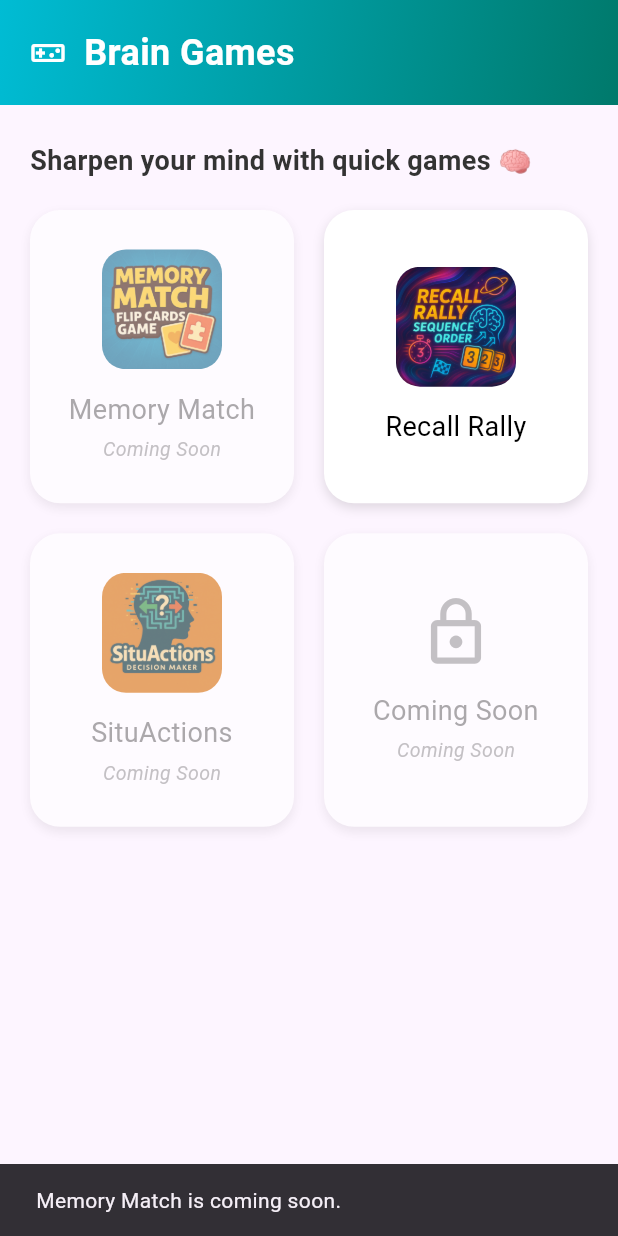
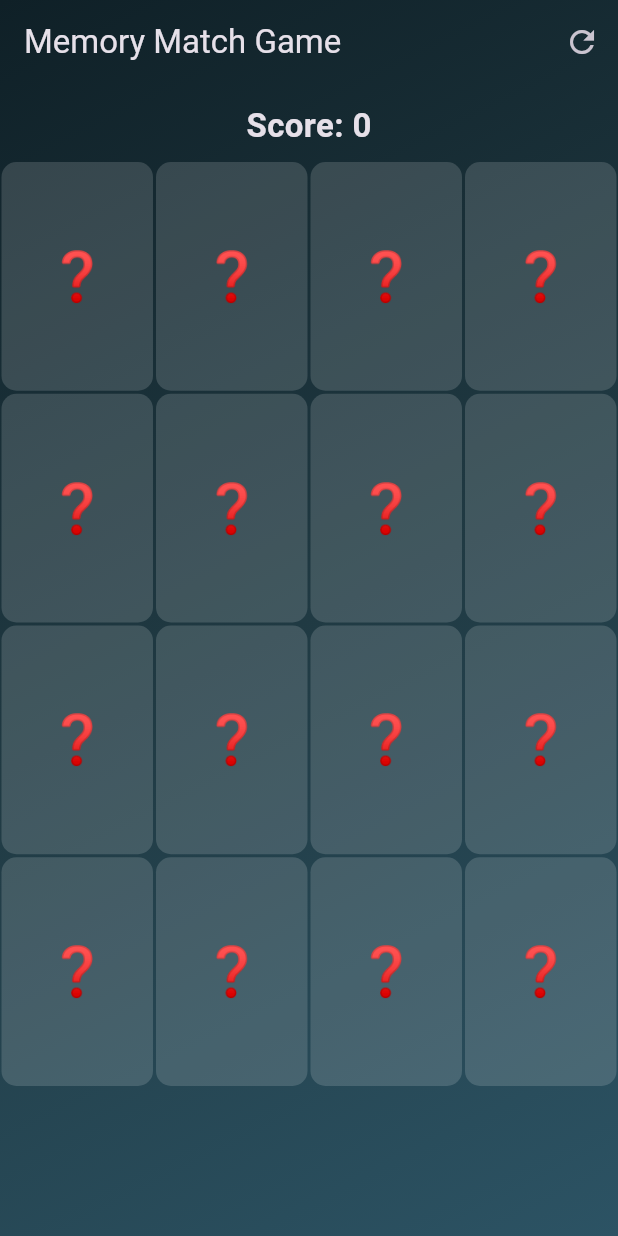
Before and after one commit to SathaSivamRS/Cerebrocare, a Flutter app: the GamesPage screen opened directly, after a tap on "Memory Match", on a phone screen of 412 x 824 dp. Run offline on Flutter 3.47's test engine with Material 3 defaults, Android fonts, the light colour scheme and no system bars; our stand-ins replace battery_plus, cloud_firestore, device_info_plus, firebase_auth, firebase_core, flutter_map and 9 more; accounts and stored records are empty; generated files the repository leaves out were written again.

Commit message:
Add Memory Match and Recall Rally games with navigation and UI integration in GamesPage

```diff
--- /dev/null
+++ b/lib/games/memory_match_game.dart
@@ -0,0 +1,203 @@
+import 'package:flutter/material.dart';
+import 'dart:math';
+
+void main() => runApp(const MemoryMatchGame());
+
+class MemoryMatchGame extends StatelessWidget {
+  const MemoryMatchGame({super.key});
+
+  @override
+  Widget build(BuildContext context) {
+    return MaterialApp(
+      title: 'Memory Match Game',
+      debugShowCheckedModeBanner: false,
+      theme: ThemeData.dark().copyWith(
+        scaffoldBackgroundColor: Colors.transparent,
+      ),
+      home: const GameScreen(),
+    );
+  }
+}
+
+class GameCard {
+  final String emoji;
+  bool isFlipped;
+  bool isMatched;
+
+  GameCard({
+    required this.emoji,
+    this.isFlipped = false,
+    this.isMatched = false,
+  });
+}
+
+class GameScreen extends StatefulWidget {
+  const GameScreen({super.key});
+
+  @override
+  State<GameScreen> createState() => _GameScreenState();
+}
+
+class _GameScreenState extends State<GameScreen> {
+  final List<String> emojis = ['🧠', '🚀', '🎯', '🔥', '🎮', '👾', '🌟', '💎'];
+  late List<GameCard> cards;
+  GameCard? firstCard;
+  GameCard? secondCard;
+  int score = 0;
+  bool boardLocked = false;
+
+  @override
+  void initState() {
+    super.initState();
+    startGame();
+  }
+
+  void startGame() {
+    final gameEmojis = [...emojis, ...emojis]..shuffle(Random());
+    cards = gameEmojis.map((e) => GameCard(emoji: e)).toList();
+    firstCard = null;
+    secondCard = null;
+    score = 0;
+    boardLocked = false;
+    setState(() {});
+  }
+
+  void flipCard(int index) {
+    if (boardLocked || cards[index].isFlipped || cards[index].isMatched) return;
+
+    setState(() {
+      cards[index].isFlipped = true;
+    });
+
+    if (firstCard == null) {
+      firstCard = cards[index];
+    } else {
+      secondCard = cards[index];
+      boardLocked = true;
+
+      Future.delayed(const Duration(milliseconds: 700), () {
+        setState(() {
+          if (firstCard!.emoji == secondCard!.emoji) {
+            firstCard!.isMatched = true;
+            secondCard!.isMatched = true;
+            score++;
+
+            if (cards.every((c) => c.isMatched)) {
+              showDialog(
+                context: context,
+                barrierDismissible: false,
+                builder:
+                    (_) => AlertDialog(
+                      title: const Text(
+                        '🎉 Victory!',
+                        textAlign: TextAlign.center,
+                      ),
+                      content: Text('You matched all pairs!\nScore: $score'),
+                      actions: [
+                        TextButton(
+                          onPressed: () {
+                            Navigator.of(context).pop();
+                            startGame();
+                          },
+                          child: const Text('Play Again'),
+                        ),
+                      ],
+                    ),
+              );
+            }
+          } else {
+            firstCard!.isFlipped = false;
+            secondCard!.isFlipped = false;
+          }
+
+          firstCard = null;
+          secondCard = null;
+          boardLocked = false;
+        });
+      });
+    }
+  }
+
+  @override
+  Widget build(BuildContext context) {
+    final screenHeight = MediaQuery.of(context).size.height;
+    final appBarHeight = AppBar().preferredSize.height;
+    final statusBarHeight = MediaQuery.of(context).padding.top;
+    final cardHeight = (screenHeight - appBarHeight - statusBarHeight - 80) / 4;
+
+    return Container(
+      decoration: const BoxDecoration(
+        gradient: LinearGradient(
+          colors: [Color(0xFF0F2027), Color(0xFF203A43), Color(0xFF2C5364)],
+          begin: Alignment.topLeft,
+          end: Alignment.bottomRight,
+        ),
+      ),
+      child: Scaffold(
+        backgroundColor: Colors.transparent,
+        appBar: AppBar(
+          title: const Text('Memory Match Game'),
+          backgroundColor: Colors.transparent,
+          elevation: 0,
+          actions: [
+            IconButton(icon: const Icon(Icons.refresh), onPressed: startGame),
+          ],
+        ),
+        body: SafeArea(
+          child: Column(
+            children: [
+              const SizedBox(height: 12),
+              Text(
+                'Score: $score',
+                style: const TextStyle(
+                  fontSize: 22,
+                  fontWeight: FontWeight.bold,
+                ),
+              ),
+              const SizedBox(height: 8),
+              Expanded(
+                child: GridView.builder(
+                  padding: EdgeInsets.zero,
+                  physics: const NeverScrollableScrollPhysics(),
+                  itemCount: cards.length,
+                  gridDelegate: const SliverGridDelegateWithFixedCrossAxisCount(
+                    crossAxisCount: 4,
+                    mainAxisSpacing: 0,
+                    crossAxisSpacing: 0,
+                    childAspectRatio: 2 / 3,
+                  ),
+                  itemBuilder: (context, index) {
+                    final card = cards[index];
+                    return GestureDetector(
+                      onTap: () => flipCard(index),
+                      child: AnimatedContainer(
+                        duration: const Duration(milliseconds: 250),
+                        margin: const EdgeInsets.all(1),
+                        decoration: BoxDecoration(
+                          color:
+                              card.isMatched
+                                  ? Colors.lightGreenAccent.withOpacity(0.3)
+                                  : Colors.white.withOpacity(0.15),
+                          borderRadius: BorderRadius.circular(10),
+                        ),
+                        child: Center(
+                          child: Text(
+                            card.isFlipped || card.isMatched ? card.emoji : '❓',
+                            style: const TextStyle(
+                              fontSize: 32,
+                              fontWeight: FontWeight.w600,
+                            ),
+                          ),
+                        ),
+                      ),
+                    );
+                  },
+                ),
+              ),
+            ],
+          ),
+        ),
+      ),
+    );
+  }
+}
--- a/lib/main.dart
+++ b/lib/main.dart
@@ -1,8 +1,8 @@
 import 'package:flutter/material.dart';
 import 'package:firebase_core/firebase_core.dart';
-import 'package:login/firebase_options.dart';
-import 'package:login/screens/login_screen.dart';
-import 'package:login/pages/home_page.dart';
+import 'firebase_options.dart';
+import 'screens/login_screen.dart';
+import 'pages/home_page.dart';
 import 'package:firebase_auth/firebase_auth.dart';
 
 Future<void> main() async {
--- a/lib/pages/games_page.dart
+++ b/lib/pages/games_page.dart
@@ -1,6 +1,6 @@
 import 'package:flutter/material.dart';
 import 'package:google_fonts/google_fonts.dart';
-// import '../games/memory_sort_game.dart'; // ✅ MemorySortScreen
+import '../games/memory_match_game.dart'; // ✅ MemoryMatchGame screen
 import '../games/recall_rally_game.dart'; // ✅ RecallRallyScreen
 
 class GamesPage extends StatelessWidget {
@@ -12,8 +12,8 @@ class GamesPage extends StatelessWidget {
       {
         'title': 'Memory Match',
         'image': 'assets/Memory match.png',
-        'comingSoon': true,
-        'screen': null,
+        'comingSoon': false,
+        'screen': const MemoryMatchGame(),
       },
       {
         'title': 'Recall Rally',
--- a/lib/pages/profile_page.dart
+++ b/lib/pages/profile_page.dart
@@ -1,8 +1,8 @@
 import 'package:flutter/material.dart';
 import 'package:firebase_auth/firebase_auth.dart';
 import 'package:cloud_firestore/cloud_firestore.dart';
-import 'package:login/screens/login_screen.dart';
-import 'package:login/pages/edit_profile_page.dart';
+import '../screens/login_screen.dart';
+import '../pages/edit_profile_page.dart';
 
 class ProfilePage extends StatefulWidget {
   const ProfilePage({super.key});
--- a/lib/screens/signup_screen.dart
+++ b/lib/screens/signup_screen.dart
@@ -3,7 +3,8 @@ import 'package:firebase_auth/firebase_auth.dart';
 import 'package:cloud_firestore/cloud_firestore.dart';
 import 'package:intl_phone_field/intl_phone_field.dart';
 import '../services/auth_service.dart';
-import 'package:login/pages/home_page.dart';
+import '../pages/home_page.dart'; // ✅ Fixed to relative import
+
 
 class SignupScreen extends StatefulWidget {
   const SignupScreen({super.key});
--- a/pubspec.yaml
+++ b/pubspec.yaml
@@ -1,5 +1,5 @@
-name: login
-description: "A new Flutter project."
+name: cerebrocare_app
+description: App for mental health restoration
 # The following line prevents the package from being accidentally published to
 # pub.dev using `flutter pub publish`. This is preferred for private packages.
 publish_to: 'none' # Remove this line if you wish to publish to pub.dev
```
Also changed, not shown: lib/pages/home_page.dart (+9 -8 lines), 1 other file.
